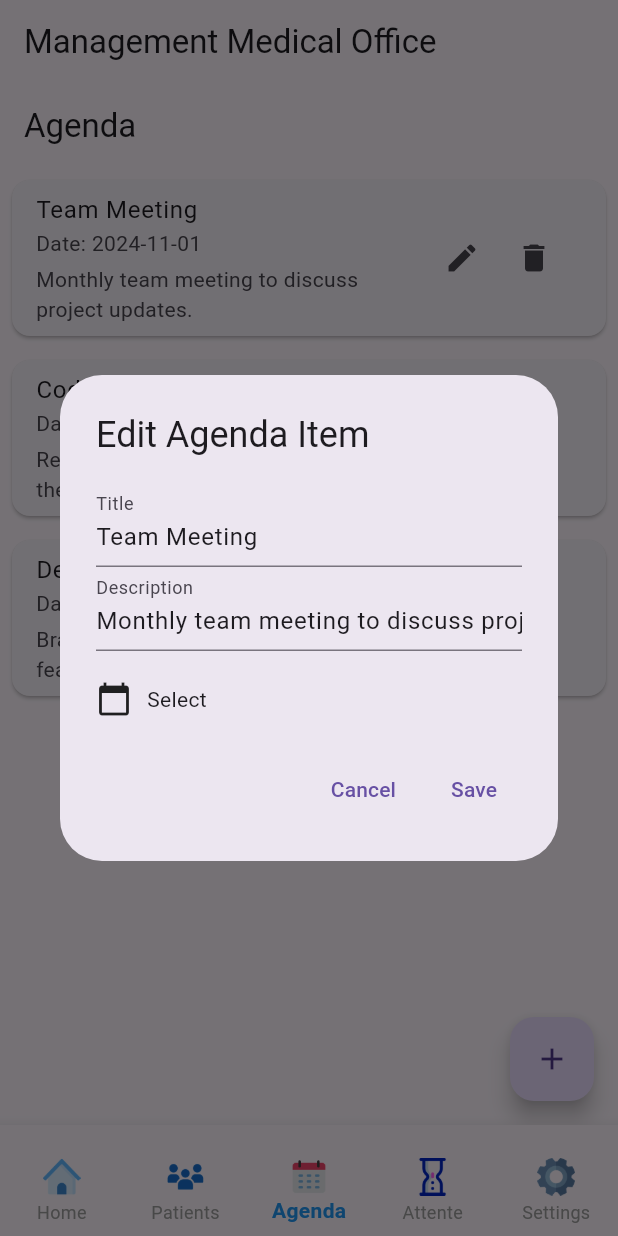
After one commit to KottiMahdi/PatientFlow, a Flutter app: the screen it shows after launch, item 3 of the bottom bar chosen, after a tap on the "edit" icon, on a phone screen of 412 x 824 dp. The commit adds this screen. Run offline on Flutter 3.47's test engine with Material 3 defaults, Android fonts, the phone set to English and light mode, and no system bars; our stand-ins replace cloud_firestore, firebase_core; accounts and stored records are empty.

Commit message:
fetch data from Firebase and added agenda UI

```diff
--- a/lib/data.dart
+++ b/lib/data.dart
@@ -169,3 +169,11 @@ final List<Patient> patients = [
     email: 'khadija.bensalem@example.com',
   ),
 ];
+
+class AgendaItem {
+  String title;
+  String date;
+  String description;
+
+  AgendaItem({required this.title, required this.date, required this.description});
+}
--- a/lib/navigationBar.dart
+++ b/lib/navigationBar.dart
@@ -1,5 +1,5 @@
 import 'package:flutter/material.dart';
-import 'package:management_cabinet_medical_mobile/pages/RDV_page.dart';
+import 'package:management_cabinet_medical_mobile/pages/agenda_page.dart';
 import 'package:management_cabinet_medical_mobile/pages/Salle_dattente_page.dart';
 import 'package:management_cabinet_medical_mobile/pages/home_page.dart';
 import 'package:management_cabinet_medical_mobile/pages/patients_page.dart';
@@ -36,8 +36,9 @@ class _navigationbarState extends State<navigationbar> {
           children: <Widget>[
             const HomePage(),
             PatientsPage(),
+            AgendaPage(),
             const SalleDattentePage(),
-            const RdvPage(),
+
             // Displays the HomePage widget as the first page
           ],
         ),
@@ -103,7 +104,7 @@ class _navigationbarState extends State<navigationbar> {
                   width: 25, // Image width
                 ),
               ), // Icon for "RDV" (Appointments)
-              label: "RDV",
+              label: "Agenda",
             ),
             BottomNavigationBarItem(
               icon: Padding(
--- /dev/null
+++ b/lib/pages/agenda_page.dart
@@ -0,0 +1,214 @@
+import 'package:flutter/material.dart';
+
+import '../data.dart';
+
+class AgendaPage extends StatefulWidget {
+  @override
+  _AgendaPageState createState() => _AgendaPageState();
+}
+
+class _AgendaPageState extends State<AgendaPage> {
+  // List of agenda items
+  List<AgendaItem> agendaItems = [
+    AgendaItem(title: "Team Meeting", date: "2024-11-01", description: "Monthly team meeting to discuss project updates."),
+    AgendaItem(title: "Code Review", date: "2024-11-05", description: "Reviewing code submissions from the latest sprint."),
+    AgendaItem(title: "Design Session", date: "2024-11-10", description: "Brainstorming session for new design features.")
+  ];
+
+  // Method to show dialog and add new item
+  void _addAgendaItem() {
+    final _titleController = TextEditingController();
+    final _descriptionController = TextEditingController();
+    DateTime selectedDate = DateTime.now();
+
+    showDialog(
+      context: context,
+      builder: (context) {
+        return AlertDialog(
+          title: Text("Add New Agenda Item"),
+          content: Column(
+            mainAxisSize: MainAxisSize.min,
+            children: [
+              TextField(
+                controller: _titleController,
+                decoration: InputDecoration(labelText: "Title"),
+              ),
+              TextField(
+                controller: _descriptionController,
+                decoration: InputDecoration(labelText: "Description"),
+              ),
+              SizedBox(height: 20),
+              GestureDetector(
+                onTap: () async {
+                  DateTime? pickedDate = await showDatePicker(
+                    context: context,
+                    initialDate: selectedDate,
+                    firstDate: DateTime(2020),
+                    lastDate: DateTime(2030),
+                  );
+                  if (pickedDate != null) {
+                    setState(() {
+                      selectedDate = pickedDate;
+                    });
+                  }
+                },
+                child: Row(
+                  children: [
+                    Icon(Icons.calendar_today),
+                    SizedBox(width: 10),
+                    Text("Select Date: ${selectedDate.toLocal()}".split(' ')[0]),
+                  ],
+                ),
+              ),
+            ],
+          ),
+          actions: [
+            TextButton(
+              onPressed: () {
+                Navigator.of(context).pop();
+              },
+              child: Text("Cancel"),
+            ),
+            TextButton(
+              onPressed: () {
+                setState(() {
+                  agendaItems.add(
+                    AgendaItem(
+                      title: _titleController.text,
+                      date: selectedDate.toLocal().toString().split(' ')[0],
+                      description: _descriptionController.text,
+                    ),
+                  );
+                });
+                Navigator.of(context).pop();
+              },
+              child: Text("Add"),
+            ),
+          ],
+        );
+      },
+    );
+  }
+
+  @override
+  Widget build(BuildContext context) {
+    return Scaffold(
+      appBar: AppBar(
+        title: Text("Agenda"),
+      ),
+      body: ListView.builder(
+        itemCount: agendaItems.length,
+        itemBuilder: (context, index) {
+          final item = agendaItems[index];
+          return Card(
+            margin: EdgeInsets.all(8),
+            child: ListTile(
+              title: Text(item.title),
+              subtitle: Column(
+                crossAxisAlignment: CrossAxisAlignment.start,
+                children: [
+                  Text("Date: ${item.date}"),
+                  SizedBox(height: 4),
+                  Text(item.description),
+                ],
+              ),
+              trailing: Row(
+                mainAxisSize: MainAxisSize.min,
+                children: [
+                  IconButton(
+                    icon: Icon(Icons.edit),
+                    onPressed: () => _editAgendaItem(index),
+                  ),
+                  IconButton(
+                    icon: Icon(Icons.delete),
+                    onPressed: () => _deleteAgendaItem(index),
+                  ),
+                ],
+              ),
+            ),
+          );
+        },
+      ),
+      floatingActionButton: FloatingActionButton(
+        onPressed: _addAgendaItem,
+        child: Icon(Icons.add),
+      ),
+    );
+  }
+  void _editAgendaItem(int index) {
+    final _titleController = TextEditingController(text: agendaItems[index].title);
+    final _descriptionController = TextEditingController(text: agendaItems[index].description);
+    DateTime selectedDate = DateTime.parse(agendaItems[index].date);
+
+    showDialog(
+      context: context,
+      builder: (context) {
+        return AlertDialog(
+          title: Text("Edit Agenda Item"),
+          content: Column(
+            mainAxisSize: MainAxisSize.min,
+            children: [
+              TextField(
+                controller: _titleController,
+                decoration: InputDecoration(labelText: "Title"),
+              ),
+              TextField(
+                controller: _descriptionController,
+                decoration: InputDecoration(labelText: "Description"),
+              ),
+              SizedBox(height: 20),
+              GestureDetector(
+                onTap: () async {
+                  DateTime? pickedDate = await showDatePicker(
+                    context: context,
+                    initialDate: selectedDate,
+                    firstDate: DateTime(2020),
+                    lastDate: DateTime(2030),
+                  );
+                  if (pickedDate != null) {
+                    setState(() {
+                      selectedDate = pickedDate;
+                    });
+                  }
+                },
+                child: Row(
+                  children: [
+                    Icon(Icons.calendar_today),
+                    SizedBox(width: 10),
+                    Text("Select Date: ${selectedDate.toLocal()}".split(' ')[0]),
+                  ],
+                ),
+              ),
+            ],
+          ),
+          actions: [
+            TextButton(
+              onPressed: () {
+                Navigator.of(context).pop();
+              },
+              child: Text("Cancel"),
+            ),
+            TextButton(
+              onPressed: () {
+                setState(() {
+                  agendaItems[index] = AgendaItem(
+                    title: _titleController.text,
+                    date: selectedDate.toLocal().toString().split(' ')[0],
+                    description: _descriptionController.text,
+                  );
+                });
+                Navigator.of(context).pop();
+              },
+              child: Text("Save"),
+            ),
+          ],
+        );
+      },
+    );
+  }
+
+  void _deleteAgendaItem(int index) {
+    setState(() {
+      agendaItems.removeAt(index);
+    });
+  }}
--- a/lib/pages/patients_page.dart
+++ b/lib/pages/patients_page.dart
@@ -1,28 +1,26 @@
 import 'package:flutter/material.dart';
 import 'package:cloud_firestore/cloud_firestore.dart';
 
-
-// The main StatefulWidget that displays the list of patients
 class PatientsPage extends StatefulWidget {
   @override
   _PatientsPageState createState() => _PatientsPageState();
 }
 
-// The state class for PatientsPage, where the UI and logic are defined
 class _PatientsPageState extends State<PatientsPage> {
   // List to store fetched data from Firestore
   List<QueryDocumentSnapshot> data = [];
 
-  // Fetches data from the "patients" collection in Firestore and updates the local data list
-  getData() async {
+  // Fetches data from the "patients" collection in Firestore
+  Future<void> getData() async {
     try {
+      // Fetch data from Firestore
       QuerySnapshot querySnapshot = await FirebaseFirestore.instance.collection("patients").get();
-      // Add fetched documents to the data list
-      data.addAll(querySnapshot.docs);
-      // Update UI to reflect the new data
-      setState(() {});
+      // Update the data list with fetched documents
+      setState(() {
+        data = querySnapshot.docs;
+      });
     } catch (e) {
-      // Log an error message if fetching data fails
+      // Log an error if fetching data fails
       print("Error fetching data: $e");
     }
   }
@@ -30,34 +28,98 @@ class _PatientsPageState extends State<PatientsPage> {
   @override
   void initState() {
     super.initState();
-    // Fetch patient data when the widget is initialized
-    getData();
+    getData(); // Fetch patient data
   }
 
   @override
   Widget build(BuildContext context) {
     return Scaffold(
-      // AppBar with title for the page
       appBar: AppBar(
-        title: const Text('List of patients'),
+        title: const Text('Patients List'), // Title for the page
       ),
-      // Body containing a ListView to display the list of patients
-      body: ListView.builder(
-        itemCount: data.length, // Number of patients
-        itemBuilder: (context, index) {
-          var patientData = data[index]; // Fetch individual patient data
-          return ListTile(
-            leading: const Icon(Icons.person), // Icon for each patient
-            title: Text(patientData['name']), // Display patient name
-            trailing: IconButton(
-              icon: const Icon(Icons.more_vert), // Icon for more options
-              onPressed: () {
-                // Show patient details in a modal when the button is pressed
-                _showPatientDetails(context, patientData);
-              },
+      // Wrap the list with RefreshIndicator for pull-to-refresh functionality
+      body: RefreshIndicator(
+        onRefresh: getData, // Call getData when refreshing
+        child: Column(
+          children: [
+            // Search bar
+            Padding(
+              padding: const EdgeInsets.all(16.0),
+              child: TextField(
+                decoration: InputDecoration(
+                  hintText: 'Searching',
+                  hintStyle: const TextStyle(color: Colors.grey),
+                  prefixIcon: const Icon(Icons.search),
+                  border: OutlineInputBorder(
+                    borderRadius: BorderRadius.circular(10),
+                    borderSide: BorderSide.none,
+                  ),
+                  filled: true,
+                  fillColor: Colors.grey[200],
+                ),
+              ),
             ),
-          );
+            // Conditionally display message or list of patients
+            Expanded(
+              child: data.isEmpty
+                  ? const Center(
+                child: Text(
+                  'No Patients',
+                  style: TextStyle(fontSize: 18, color: Colors.grey),
+                ),
+              )
+                  : ListView.builder(
+                  itemCount: data.length,
+                  itemBuilder: (context, index) {
+                  var patientData = data[index];
+                  return Padding(
+                    padding: const EdgeInsets.symmetric(horizontal: 16.0, vertical: 8.0),
+                    child: Card( // Card
+                      shape: RoundedRectangleBorder(
+                        borderRadius: BorderRadius.circular(12.0),
+                      ),
+                      child: ListTile(
+                        title: Text(patientData['name'], style: const TextStyle(fontWeight: FontWeight.bold)),
+                        subtitle: Text(patientData['email']),
+                        trailing: Row(
+                          mainAxisSize: MainAxisSize.min,
+                          children: [
+                            IconButton(
+                              icon: const Icon(Icons.phone, color: Colors.blue),
+                              onPressed: () {
+                                // Call patient
+                              },
+                            ),
+                            IconButton(
+                              icon: const Icon(Icons.message, color: Colors.green),
+                              onPressed: () {
+                                // WhatsApp message to patient
+                              },
+                            ),
+                          ],
+                        ),
+                        onTap: () {
+                          // Show patient details in a modal
+                          _showPatientDetails(context, patientData);
+                        },
+                      ),
+                    ),
+                  );
+                },
+              ),
+            ),
+          ],
+        ),
+      ),
+
+      floatingActionButton: FloatingActionButton.extended(
+        onPressed: () {
+          // Add patient action
         },
+        icon: const Icon(Icons.add),
+        label: const Text('Add patients'),
+        backgroundColor: Colors.blueAccent.shade400,
+        foregroundColor: Colors.white,
       ),
     );
   }
@@ -66,55 +128,52 @@ class _PatientsPageState extends State<PatientsPage> {
   void _showPatientDetails(BuildContext context, QueryDocumentSnapshot patientData) {
     showModalBottomSheet(
       context: context,
-      isScrollControlled: true, // Allow modal to take more space if needed
+      isScrollControlled: true,
       builder: (BuildContext context) {
         return Padding(
-          padding: const EdgeInsets.all(20.0), // Add padding inside modal
+          padding: const EdgeInsets.all(20.0),
           child: SingleChildScrollView(
             child: Column(
               crossAxisAlignment: CrossAxisAlignment.start,
               children: <Widget>[
-                // Title for patient details section
+                // Title for the patient details section
                 const Text(
                   'Patient Details',
                   style: TextStyle(fontSize: 22, fontWeight: FontWeight.bold),
                 ),
-                const Divider(), // Horizontal divider for visual separation
-                const SizedBox(height: 10), // Vertical spacing between elements
-
-                // Patient information rows with labels and corresponding data values
-                _buildDetailRow('Dernier RDV', patientData['Dernier RDV'] ?? 'N/A'),
+                const Divider(),
+                const SizedBox(height: 10),
+                // Patient information rows
+                _buildDetailRow('Dernier RDV', patientData['Dernier RDV'].isNotEmpty ? patientData['Dernier RDV'] : 'N/A'),
                 const SizedBox(height: 8),
-                _buildDetailRow('Prochain RDV', patientData['Prochain RDV'] ?? 'N/A'),
+                _buildDetailRow('Prochain RDV', patientData['Prochain RDV'].isNotEmpty ? patientData['Prochain RDV'] : 'N/A'),
                 const SizedBox(height: 8),
-                _buildDetailRow('Group Sanguin', patientData['groupSanguin'] ?? 'N/A'),
+                _buildDetailRow('Group Sanguin', patientData['groupSanguin'].isNotEmpty ? patientData['groupSanguin'] : 'N/A'),
                 const SizedBox(height: 8),
-                _buildDetailRow('Date Naiss', patientData['dateNaiss'] ?? 'N/A'),
+                _buildDetailRow('Date Naiss', patientData['dateNaiss'].isNotEmpty ? patientData['dateNaiss'] : 'N/A'),
                 const SizedBox(height: 8),
-                _buildDetailRow('Age', patientData['age']?.toString() ?? 'N/A'),
+                _buildDetailRow('Age', patientData['age']!.toString().isNotEmpty ? patientData['age'].toString() : 'N/A'),
                 const SizedBox(height: 8),
-                _buildDetailRow('Adresse', patientData['adresse'] ?? 'N/A'),
+                _buildDetailRow('Adresse', patientData['adresse'].isNotEmpty ? patientData['adresse'] : 'N/A'),
                 const SizedBox(height: 8),
-                _buildDetailRow('Etat Civil', patientData['etatCivil'] ?? 'N/A'),
+                _buildDetailRow('Etat Civil', patientData['etatCivil'].isNotEmpty ? patientData['etatCivil'] : 'N/A'),
                 const SizedBox(height: 8),
-                _buildDetailRow('Genre', patientData['genre'] ?? 'N/A'),
+                _buildDetailRow('Genre', patientData['genre'].isNotEmpty ? patientData['genre'] : 'N/A'),
                 const SizedBox(height: 8),
-                _buildDetailRow('Tel', patientData['tel'] ?? 'N/A'),
+                _buildDetailRow('Tel', patientData['tel'].isNotEmpty ? patientData['tel'] : 'N/A'),
                 const SizedBox(height: 8),
                 _buildDetailRow('Tel WhatsApp', patientData['telWhatsApp'] ?? 'N/A'),
                 const SizedBox(height: 8),
-                _buildDetailRow(
-                  'Email',
-                  patientData['email'].isNotEmpty ? patientData['email'] : 'N/A',
-                ),
-                const SizedBox(height: 20), // Space before the close button
+                _buildDetailRow('Email', patientData['email'].isNotEmpty ? patientData['email'] : 'N/A'),
+                const SizedBox(height: 20),
+
+                // Close button for the modal
                 Center(
                   child: ElevatedButton(
                     onPressed: () {
-                      // Close the modal when the button is pressed
-                      Navigator.pop(context);
+                      Navigator.pop(context); // Close the modal
                     },
-                    child: const Text('Close'), // Button label
+                    child: const Text('Close'),
                   ),
                 ),
               ],
@@ -129,12 +188,10 @@ class _PatientsPageState extends State<PatientsPage> {
   Widget _buildDetailRow(String label, String value) {
     return Row(
       children: [
-        // Label with bold font
         Text(
           '$label: ',
           style: const TextStyle(fontWeight: FontWeight.bold),
         ),
-        // Value with flexible width to adjust to screen size
         Flexible(
           child: Text(value),
         ),
--- a/pubspec.yaml
+++ b/pubspec.yaml
@@ -38,6 +38,7 @@ dependencies:
   firebase_core: ^3.6.0
   cloud_firestore: ^5.4.4
   firebase_auth: ^5.3.1
+  table_calendar: ^3.0.6
 
 dev_dependencies:
   flutter_test:
```
Also changed, not shown: lib/pages/RDV_page.dart (deleted, +0 -15 lines), pubspec.lock.
